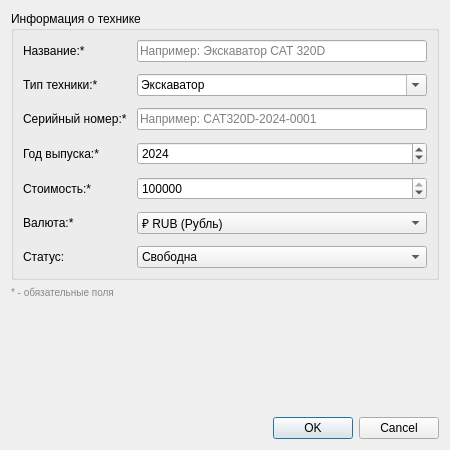
The window that src/ui/MachineDialog.ui (random-slop/FleetManager) describes before a commit, drawn with Qt 5.
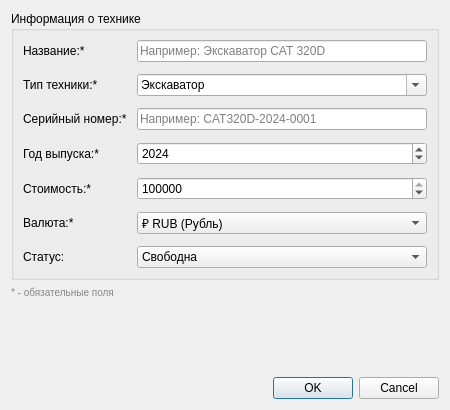
The same window after the commit.

Commit message: save selection & removed depreciated currencies

What changed in the file:
```diff
--- a/src/ui/MachineDialog.ui
+++ b/src/ui/MachineDialog.ui
@@ -7,9 +7,15 @@
     <x>0</x>
     <y>0</y>
     <width>450</width>
-    <height>450</height>
+    <height>410</height>
    </rect>
   </property>
+  <property name="sizePolicy">
+   <sizepolicy hsizetype="Preferred" vsizetype="Fixed">
+    <horstretch>0</horstretch>
+    <verstretch>0</verstretch>
+   </sizepolicy>
+  </property>
   <property name="windowTitle">
    <string>Добавить технику</string>
   </property>
@@ -241,27 +247,20 @@
    </item>
    <item>
     <widget class="QLabel" name="labelRequired">
-     <property name="text">
-      <string>* - обязательные поля</string>
+     <property name="layoutDirection">
+      <enum>Qt::LayoutDirection::LeftToRight</enum>
      </property>
      <property name="styleSheet">
       <string notr="true">color: #888888; font-size: 10px;</string>
      </property>
+     <property name="text">
+      <string>* - обязательные поля</string>
+     </property>
+     <property name="alignment">
+      <set>Qt::AlignmentFlag::AlignLeading|Qt::AlignmentFlag::AlignLeft|Qt::AlignmentFlag::AlignTop</set>
+     </property>
     </widget>
    </item>
-   <item>
-    <spacer name="verticalSpacer">
-     <property name="orientation">
-      <enum>Qt::Vertical</enum>
-     </property>
-     <property name="sizeHint" stdset="0">
-      <size>
-       <width>20</width>
-       <height>20</height>
-      </size>
-     </property>
-    </spacer>
-   </item>
    <item>
     <widget class="QDialogButtonBox" name="buttonBox">
      <property name="orientation">
```
Left out of the diff: 14 changed lines with no effect on the pictures. The commit also changes 2 other files.
